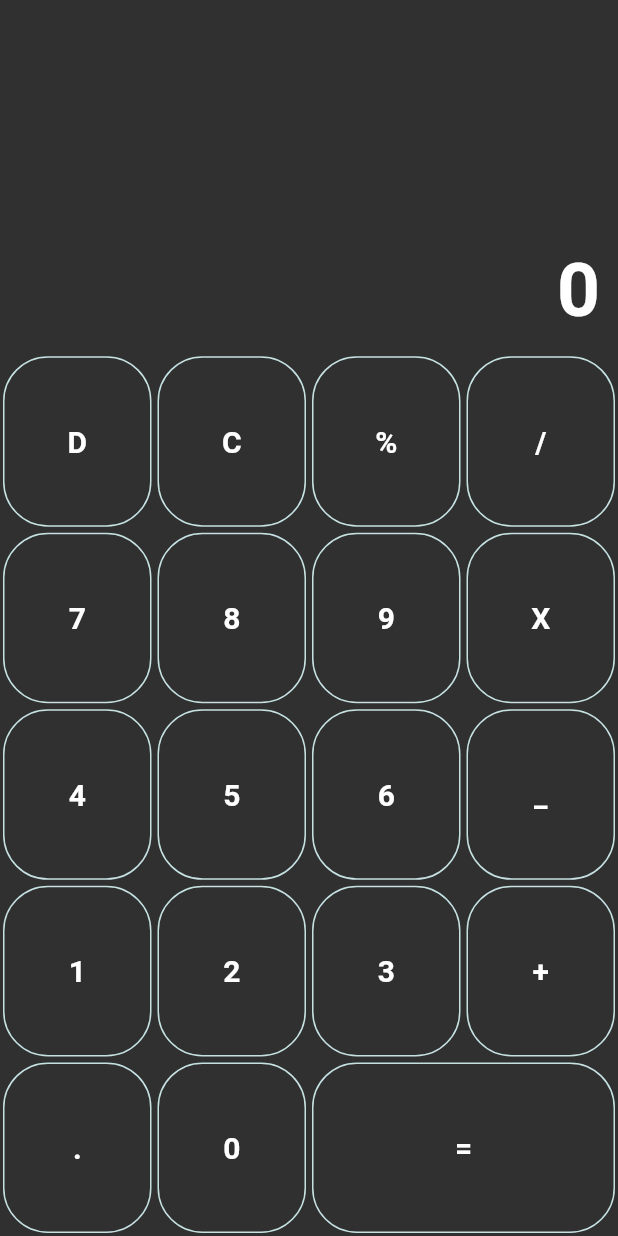
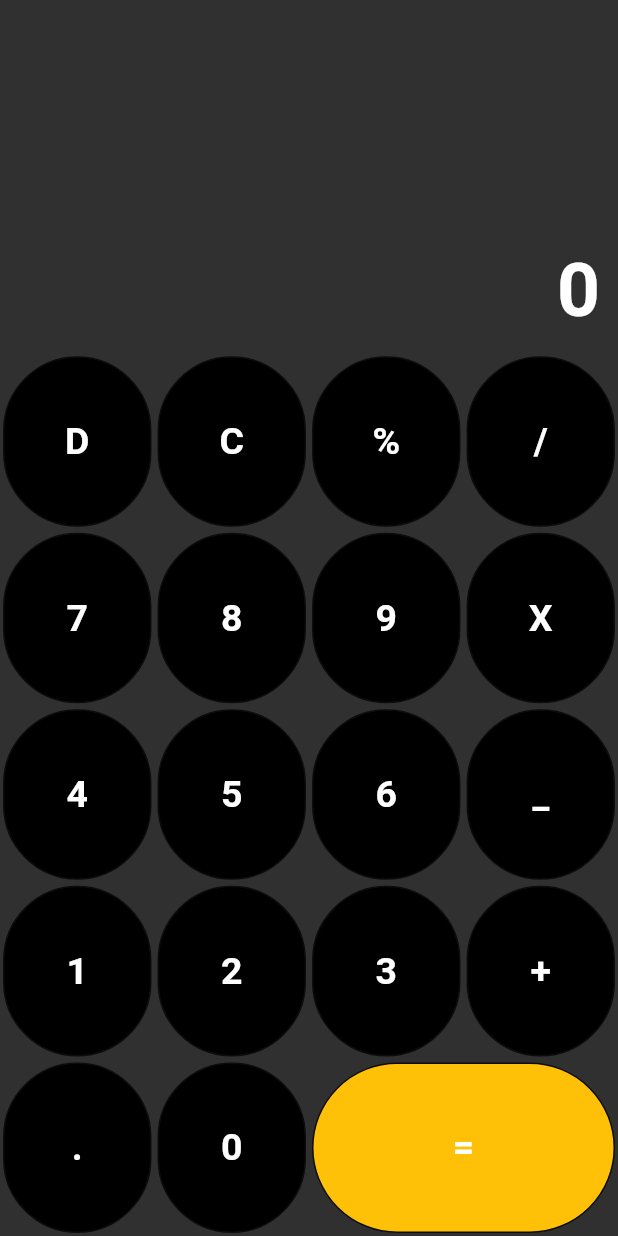
Before and after one commit to humairatabassum/calculator, a Flutter app: the screen it shows after launch, on a phone screen of 412 x 824 dp. Run offline on Flutter 3.47's test engine with Material 2 defaults, Android fonts, the phone set to English and light mode, and no system bars.

Commit message:
last commit

```diff
--- a/lib/button_data.dart
+++ b/lib/button_data.dart
@@ -1,3 +1,5 @@
+import 'package:flutter/material.dart';
+
 class Btn {
   static const String div = "/";
   static const String mult = "X";
@@ -27,4 +29,11 @@ class Btn {
     [n1, n2, n3, add],
     [dot, n0, equal],
   ];
+  static const List<List<Color>> colors = [
+    [Colors.black, Colors.black, Colors.black, Colors.black],
+    [Colors.black, Colors.black, Colors.black, Colors.black],
+    [Colors.black, Colors.black, Colors.black, Colors.black],
+    [Colors.black, Colors.black, Colors.black, Colors.black],
+    [Colors.black, Colors.black, Colors.amber],
+  ];
 }
--- a/lib/calculator_screen.dart
+++ b/lib/calculator_screen.dart
@@ -41,7 +41,7 @@ class _CalculatorScreenState extends State<CalculatorScreen> {
                     for (int j = 0; j < Btn.buttons[i].length; j++)
                       Expanded(
                         flex: Btn.buttons[i][j] == Btn.equal ? 2 : 1,
-                        child: buildButton(Btn.buttons[i][j]),
+                        child: buildButton(Btn.buttons[i][j], Btn.colors[i][j]),
                       )
                   ],
                 ),
@@ -64,14 +64,15 @@ class _CalculatorScreenState extends State<CalculatorScreen> {
     );
   }
 
-  Widget buildButton(value) {
+  Widget buildButton(String value, Color color) {
     return Container(
       margin: const EdgeInsets.all(2),
       decoration: BoxDecoration(
+        color: color,
         border: Border.all(
-          color: const Color.fromARGB(255, 198, 225, 226),
+          color: const Color.fromARGB(255, 12, 12, 12),
         ),
-        borderRadius: BorderRadius.circular(30),
+        borderRadius: BorderRadius.circular(100),
       ),
       child: Column(
         mainAxisAlignment: MainAxisAlignment.center,
@@ -79,7 +80,7 @@ class _CalculatorScreenState extends State<CalculatorScreen> {
           Text(value,
               textAlign: TextAlign.center,
               style: const TextStyle(
-                fontSize: 20,
+                fontSize: 25,
                 fontWeight: FontWeight.bold,
               )),
         ],
```
